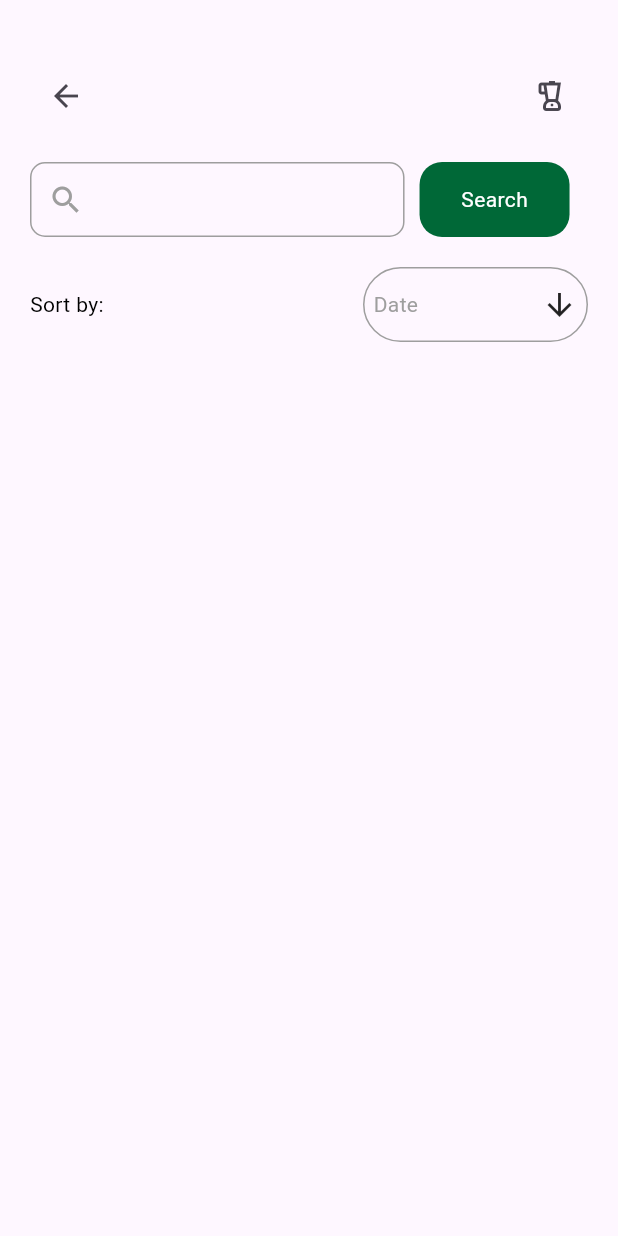
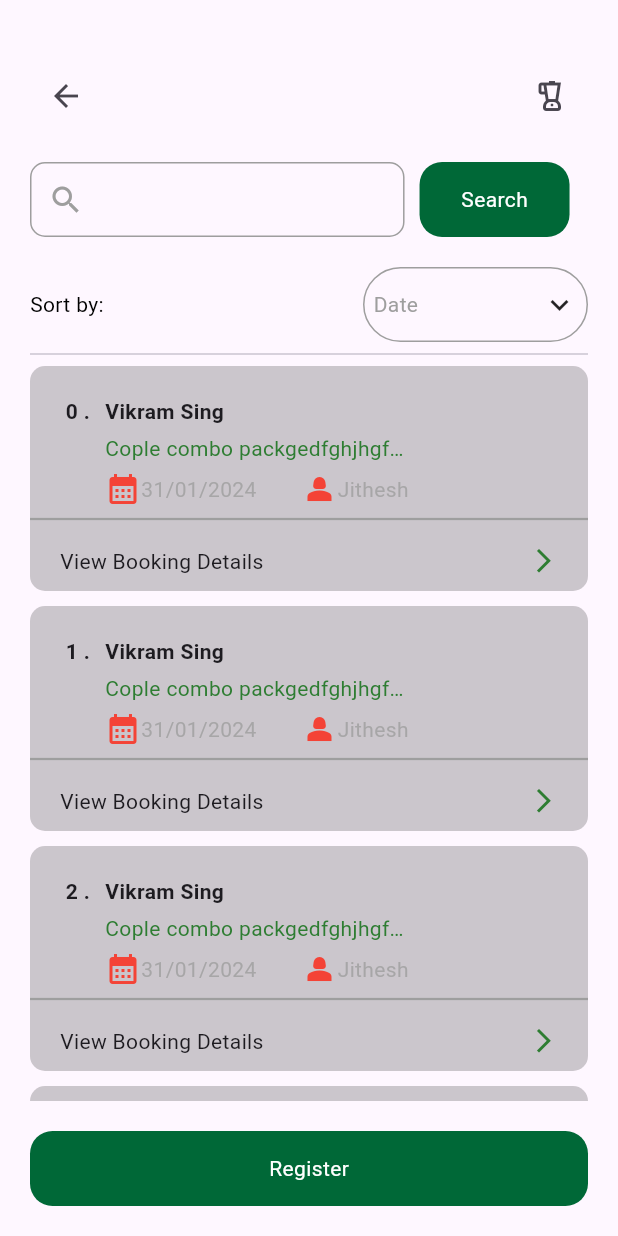
Before and after one commit to Akshayrockstar/ayurveda1, a Flutter app: the BookingDetailScreen screen opened directly, on a phone screen of 412 x 824 dp. Run offline on Flutter 3.47's test engine with Material 3 defaults, Android fonts, the phone set to English and light mode, and no system bars; our stand-ins replace dio, equatable, freezed_annotation, shared_preferences; accounts and stored records are empty.

Commit message:
after completing patiant list design and model

```diff
--- a/lib/core/color_pellete/color_pellete.dart
+++ b/lib/core/color_pellete/color_pellete.dart
@@ -7,6 +7,7 @@ class Palette {
   static final Color? GreyPrimary = Color(0xff000000).withOpacity(.2);
   static const Color DARK = Color(0x000000);
   static const Color Green = Color(0xff006837);
+  static final Color? DarkGreen = Colors.green[800];
   static LinearGradient primaryGradient = LinearGradient(
     begin: Alignment.topRight,
     end: Alignment.bottomLeft,
--- a/lib/screens/booking_details/booking_details.dart
+++ b/lib/screens/booking_details/booking_details.dart
@@ -7,13 +7,12 @@ import 'package:flutter/material.dart';
 import '../../core/color_pellete/color_pellete.dart';
 
 class BookingDetailScreen extends StatelessWidget {
-  const BookingDetailScreen({super.key});
-
+  BookingDetailScreen({super.key});
+  ScrollController controller = ScrollController();
   @override
   Widget build(BuildContext context) {
     return Scaffold(
         body: SafeArea(
-        child: SingleChildScrollView(
       child: Padding(
         padding: EdgeInsets.all(margin),
         child: Column(
@@ -31,7 +30,148 @@ class BookingDetailScreen extends StatelessWidget {
             const SizedBox(
               height: 20,
             ),
+            const FilterSection(),
+            const Divider(),
+            Expanded(
+              child: ListView.separated(
+                shrinkWrap: true,
+                controller: controller,
+                physics: AlwaysScrollableScrollPhysics(),
+                itemBuilder: (context, index) => CustomBookingListCaerd(
+                  index: index,
+                ),
+                itemCount: 5,
+                separatorBuilder: (context, index) => SizedBox(
+                  height: 10,
+                ),
+              ),
+            ),
+            SizedBox(
+              height: margin,
+            ),
+            CustomButton(
+              label: "Register",
+              onTap: () {},
+            ),
+          ],
+        ),
+      ),
+    ));
+  }
+}
+
+class CustomBookingListCaerd extends StatelessWidget {
+  final int index;
+  const CustomBookingListCaerd({
+    super.key,
+    required this.index,
+  });
+
+  @override
+  Widget build(BuildContext context) {
+    return Container(
+      decoration: BoxDecoration(
+          borderRadius: BorderRadius.circular(10), color: Palette.GreyPrimary),
+      child: Column(
+        children: [
+          Padding(
+            padding: EdgeInsets.only(left: margin, right: margin, top: margin),
+            child: Row(
+              crossAxisAlignment: CrossAxisAlignment.start,
+              children: [
+                Text(
+                  " ${index.toString()} .",
+                  style: TextStyle(fontWeight: FontWeight.bold),
+                ),
+                SizedBox(
+                  width: 10,
+                ),
+                Column(
+                  crossAxisAlignment: CrossAxisAlignment.start,
+                  children: [
+                    Text(
+                      "Vikram Sing",
+                      style: TextStyle(fontWeight: FontWeight.bold),
+                    ),
+                    SizedBox(
+                      height: 5,
+                    ),
+                    SizedBox(
+                      width: 200,
+                      child: Text(
+                        "Cople combo packgedfghjhgfdghjkh",
+                        overflow: TextOverflow.ellipsis,
+                        style: TextStyle(
+                          color: Palette.DarkGreen,
+                        ),
+                      ),
+                    ),
+                    SizedBox(
+                      height: 5,
+                    ),
                     Row(
+                      children: [
+                        Icon(
+                          Icons.calendar_month,
+                          color: Colors.red,
+                        ),
+                        Text(
+                          "31/01/2024",
+                          style: TextStyle(color: Colors.grey.withOpacity(.8)),
+                        ),
+                        SizedBox(
+                          width: 30,
+                        ),
+                        Icon(
+                          Icons.person_2,
+                          color: Colors.red,
+                        ),
+                        Text(
+                          "Jithesh",
+                          style: TextStyle(color: Colors.grey.withOpacity(.8)),
+                        ),
+                      ],
+                    )
+                  ],
+                )
+              ],
+            ),
+          ),
+          Divider(
+            color: Colors.grey,
+            thickness: 1.5,
+          ),
+          Container(
+            padding: EdgeInsets.symmetric(horizontal: 20),
+            height: 40,
+            child: Row(
+              children: [
+                Text(
+                  "View Booking Details",
+                ),
+                Spacer(),
+                Icon(
+                  Icons.arrow_forward_ios,
+                  size: 19,
+                  color: Palette.DarkGreen,
+                )
+              ],
+            ),
+          )
+        ],
+      ),
+    );
+  }
+}
+
+class FilterSection extends StatelessWidget {
+  const FilterSection({
+    super.key,
+  });
+
+  @override
+  Widget build(BuildContext context) {
+    return Row(
       children: [
         Text(
           "Sort by:",
@@ -52,17 +192,11 @@ class BookingDetailScreen extends StatelessWidget {
                 style: TextStyle(color: Colors.grey),
               ),
               Spacer(),
-                          Icon(Icons.arrow_downward_sharp)
+              Icon(Icons.keyboard_arrow_down)
             ],
           ),
         )
       ],
-                )
-              ],
-            ),
-          ),
-        ),
-      ),
     );
   }
 }
--- a/lib/screens/booking_details/widgets/app_bar.dart
+++ b/lib/screens/booking_details/widgets/app_bar.dart
@@ -9,7 +9,11 @@ class CommonAppBar extends StatelessWidget {
   Widget build(BuildContext context) {
     return Row(
       children: [
-        IconButton(onPressed: () {}, icon: Icon(Icons.arrow_back)),
+        IconButton(
+            onPressed: () {
+              Navigator.pop(context);
+            },
+            icon: Icon(Icons.arrow_back)),
         Spacer(),
         IconButton(onPressed: () {}, icon: Icon(Icons.blender_outlined))
       ],
--- a/lib/screens/login/login_scrre.dart
+++ b/lib/screens/login/login_scrre.dart
@@ -73,6 +73,7 @@ class LoginScreen extends StatelessWidget {
                         if (response['status']) {
                           print(response);
                           LoginResponse user = response['user'];
+                          debugPrint("user.token${user.token}");
 
                           if (email.text == user.userDetails?.username &&
                               password.text == user.userDetails?.passwordText) {
```
Also changed, not shown: lib/model/patiant_list_model.dart (added, +205 -0 lines). Lines whose indentation alone changed are shown as unchanged.
